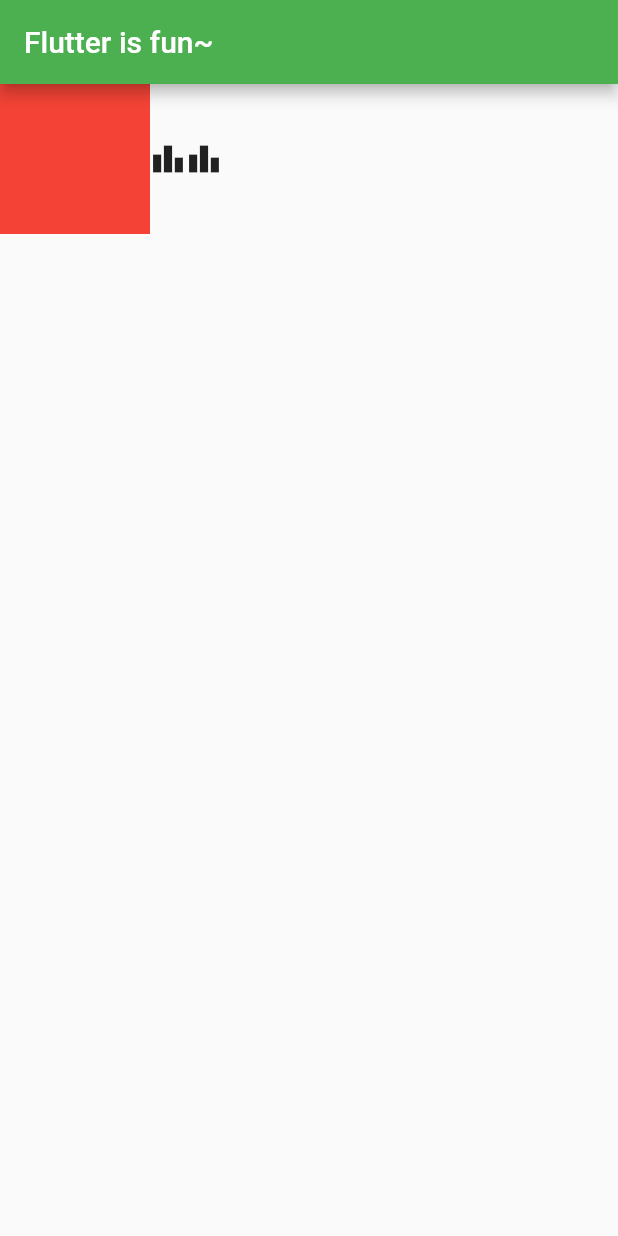
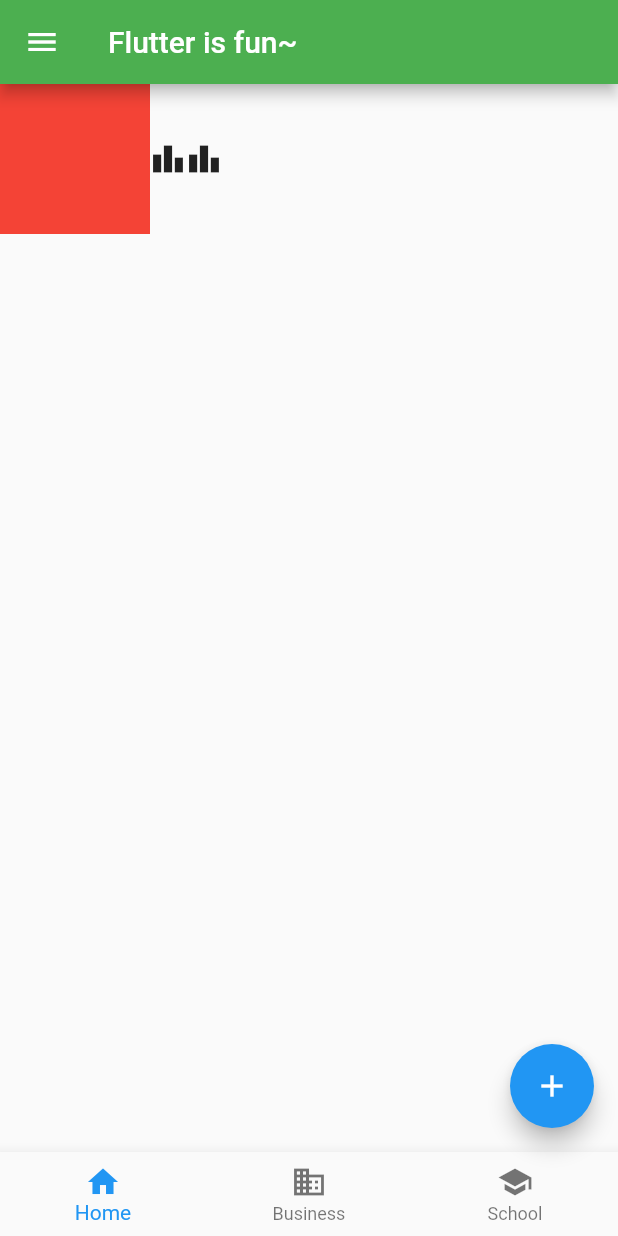
Before and after one commit to panachainy/basic_traning_12_min, a Flutter app: the screen it shows after launch, on a phone screen of 412 x 824 dp. Run offline on Flutter 3.47's test engine with Material 2 defaults, Android fonts, the phone set to English and light mode, and no system bars.

Commit message:
Update main.dart

```diff
--- a/lib/main.dart
+++ b/lib/main.dart
@@ -22,9 +22,36 @@
               width: 100,
               height: 100,
             ),
-            Icon(Icons.leaderboard),
-            Icon(Icons.leaderboard),
+            const Icon(
+              Icons.leaderboard,
+            ),
+            const Icon(Icons.leaderboard),
           ],
+        ),
+        floatingActionButton: FloatingActionButton(
+          child: Icon(Icons.add),
+          onPressed: () {
+            print('pressed!');
+          },
+        ),
+        bottomNavigationBar: BottomNavigationBar(
+          items: const [
+            BottomNavigationBarItem(
+              icon: Icon(Icons.home),
+              label: 'Home',
+            ),
+            BottomNavigationBarItem(
+              icon: Icon(Icons.business),
+              label: 'Business',
+            ),
+            BottomNavigationBarItem(
+              icon: Icon(Icons.school),
+              label: 'School',
+            ),
+          ],
+        ),
+        drawer: const Drawer(
+          child: Text('Yo!'),
         ),
       ),
     );
```
